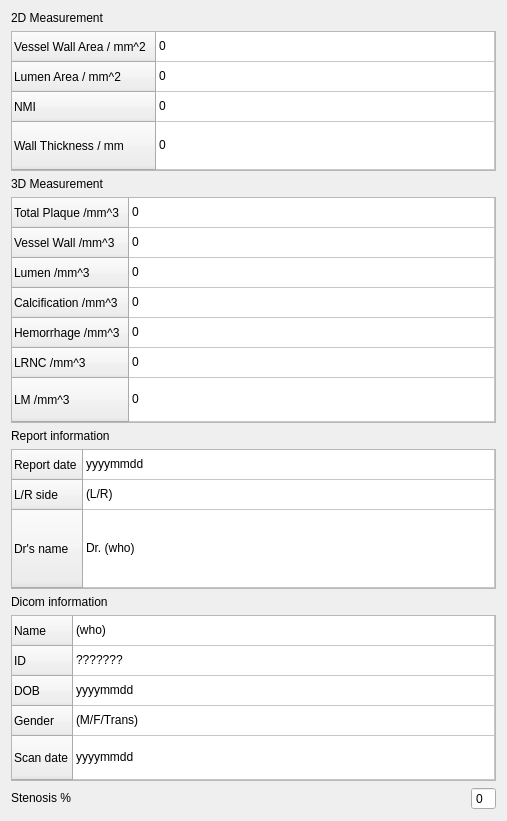
Before: the Qt Designer form codes/View/MeasurementWidget.ui in wuzhuobin/PlaqueQuant, drawn with Qt 5.
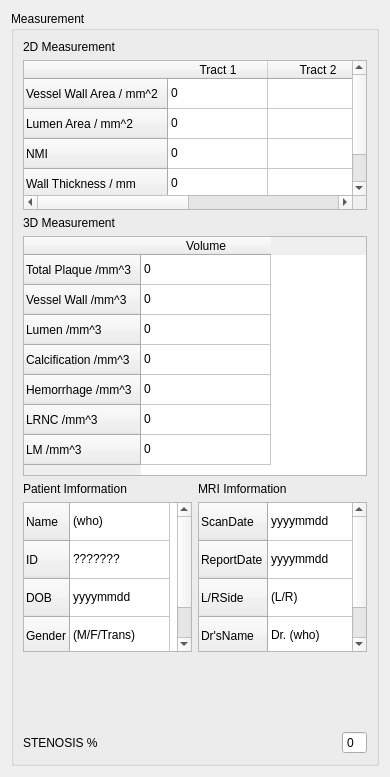
After: the same form once the commit is applied.

```diff
--- a/codes/View/MeasurementWidget.ui
+++ b/codes/View/MeasurementWidget.ui
@@ -6,19 +6,19 @@
    <rect>
     <x>0</x>
     <y>0</y>
-    <width>507</width>
-    <height>821</height>
+    <width>390</width>
+    <height>777</height>
    </rect>
   </property>
   <property name="sizePolicy">
-   <sizepolicy hsizetype="Preferred" vsizetype="Preferred">
+   <sizepolicy hsizetype="Minimum" vsizetype="Expanding">
     <horstretch>0</horstretch>
     <verstretch>0</verstretch>
    </sizepolicy>
   </property>
   <property name="minimumSize">
    <size>
-    <width>0</width>
+    <width>390</width>
     <height>0</height>
    </size>
   </property>
@@ -27,9 +27,21 @@
   </property>
   <layout class="QVBoxLayout" name="verticalLayout">
    <item>
+    <widget class="QGroupBox" name="groupBox_4">
+     <property name="sizePolicy">
+      <sizepolicy hsizetype="Preferred" vsizetype="Expanding">
+       <horstretch>0</horstretch>
+       <verstretch>0</verstretch>
+      </sizepolicy>
+     </property>
+     <property name="title">
+      <string>Measurement</string>
+     </property>
+     <layout class="QVBoxLayout" name="verticalLayout_2">
+      <item>
     <widget class="QLabel" name="label_2">
      <property name="sizePolicy">
-      <sizepolicy hsizetype="Fixed" vsizetype="Fixed">
+         <sizepolicy hsizetype="Preferred" vsizetype="Minimum">
        <horstretch>0</horstretch>
        <verstretch>0</verstretch>
       </sizepolicy>
@@ -42,7 +54,7 @@
    <item>
     <widget class="QTableWidget" name="measurement2DTableWidget">
      <property name="sizePolicy">
-      <sizepolicy hsizetype="Preferred" vsizetype="Preferred">
+         <sizepolicy hsizetype="Expanding" vsizetype="Minimum">
        <horstretch>0</horstretch>
        <verstretch>0</verstretch>
       </sizepolicy>
@@ -50,13 +62,13 @@
      <property name="minimumSize">
       <size>
        <width>0</width>
-       <height>0</height>
+          <height>150</height>
       </size>
      </property>
      <property name="maximumSize">
       <size>
        <width>16777215</width>
-       <height>16777215</height>
+          <height>150</height>
       </size>
      </property>
      <property name="font">
@@ -64,8 +76,8 @@
        <family>Arial</family>
       </font>
      </property>
-     <property name="sizeAdjustPolicy">
-      <enum>QAbstractScrollArea::AdjustToContents</enum>
+        <property name="autoScroll">
+         <bool>true</bool>
      </property>
      <property name="editTriggers">
       <set>QAbstractItemView::AllEditTriggers</set>
@@ -82,21 +94,21 @@
      <property name="cornerButtonEnabled">
       <bool>true</bool>
      </property>
-     <attribute name="horizontalHeaderVisible">
-      <bool>false</bool>
-     </attribute>
      <attribute name="horizontalHeaderCascadingSectionResizes">
       <bool>false</bool>
      </attribute>
-     <attribute name="horizontalHeaderStretchLastSection">
+        <attribute name="horizontalHeaderDefaultSectionSize">
+         <number>100</number>
+        </attribute>
+        <attribute name="horizontalHeaderHighlightSections">
       <bool>true</bool>
      </attribute>
+        <attribute name="horizontalHeaderShowSortIndicator" stdset="0">
+         <bool>false</bool>
+        </attribute>
      <attribute name="verticalHeaderCascadingSectionResizes">
       <bool>false</bool>
      </attribute>
-     <attribute name="verticalHeaderStretchLastSection">
-      <bool>true</bool>
-     </attribute>
      <row>
       <property name="text">
        <string>Vessel Wall Area / mm^2</string>
@@ -122,6 +134,11 @@
        <string>Tract 1</string>
       </property>
      </column>
+        <column>
+         <property name="text">
+          <string>Tract 2</string>
+         </property>
+        </column>
      <item row="0" column="0">
       <property name="text">
        <string>0</string>
@@ -130,6 +147,14 @@
        <set>ItemIsSelectable|ItemIsEditable|ItemIsDragEnabled|ItemIsUserCheckable|ItemIsEnabled</set>
       </property>
      </item>
+        <item row="0" column="1">
+         <property name="text">
+          <string/>
+         </property>
+         <property name="flags">
+          <set>ItemIsSelectable|ItemIsEditable|ItemIsDragEnabled|ItemIsUserCheckable|ItemIsEnabled</set>
+         </property>
+        </item>
      <item row="1" column="0">
       <property name="text">
        <string>0</string>
@@ -138,6 +163,14 @@
        <set>ItemIsSelectable|ItemIsEditable|ItemIsDragEnabled|ItemIsUserCheckable|ItemIsEnabled</set>
       </property>
      </item>
+        <item row="1" column="1">
+         <property name="text">
+          <string/>
+         </property>
+         <property name="flags">
+          <set>ItemIsSelectable|ItemIsEditable|ItemIsDragEnabled|ItemIsUserCheckable|ItemIsEnabled</set>
+         </property>
+        </item>
      <item row="2" column="0">
       <property name="text">
        <string>0</string>
@@ -146,6 +179,14 @@
        <set>ItemIsSelectable|ItemIsEditable|ItemIsDragEnabled|ItemIsUserCheckable|ItemIsEnabled</set>
       </property>
      </item>
+        <item row="2" column="1">
+         <property name="text">
+          <string/>
+         </property>
+         <property name="flags">
+          <set>ItemIsSelectable|ItemIsEditable|ItemIsDragEnabled|ItemIsUserCheckable|ItemIsEnabled</set>
+         </property>
+        </item>
      <item row="3" column="0">
       <property name="text">
        <string>0</string>
@@ -154,12 +195,20 @@
        <set>ItemIsSelectable|ItemIsEditable|ItemIsDragEnabled|ItemIsUserCheckable|ItemIsEnabled</set>
       </property>
      </item>
+        <item row="3" column="1">
+         <property name="text">
+          <string/>
+         </property>
+         <property name="flags">
+          <set>ItemIsSelectable|ItemIsEditable|ItemIsDragEnabled|ItemIsUserCheckable|ItemIsEnabled</set>
+         </property>
+        </item>
     </widget>
    </item>
    <item>
     <widget class="QLabel" name="label_3">
      <property name="sizePolicy">
-      <sizepolicy hsizetype="Fixed" vsizetype="Fixed">
+         <sizepolicy hsizetype="Preferred" vsizetype="Minimum">
        <horstretch>0</horstretch>
        <verstretch>0</verstretch>
       </sizepolicy>
@@ -172,7 +221,7 @@
    <item>
     <widget class="QTableWidget" name="measurement3DTableWidget">
      <property name="sizePolicy">
-      <sizepolicy hsizetype="Preferred" vsizetype="Preferred">
+         <sizepolicy hsizetype="Preferred" vsizetype="Minimum">
        <horstretch>0</horstretch>
        <verstretch>0</verstretch>
       </sizepolicy>
@@ -180,29 +229,14 @@
      <property name="minimumSize">
       <size>
        <width>0</width>
-       <height>0</height>
-      </size>
-     </property>
-     <property name="sizeAdjustPolicy">
-      <enum>QAbstractScrollArea::AdjustToContents</enum>
-     </property>
+          <height>240</height>
+         </size>
+        </property>
      <property name="editTriggers">
       <set>QAbstractItemView::AllEditTriggers</set>
      </property>
-     <attribute name="horizontalHeaderVisible">
-      <bool>false</bool>
-     </attribute>
-     <attribute name="horizontalHeaderCascadingSectionResizes">
-      <bool>false</bool>
-     </attribute>
-     <attribute name="horizontalHeaderStretchLastSection">
-      <bool>true</bool>
-     </attribute>
-     <attribute name="verticalHeaderCascadingSectionResizes">
-      <bool>false</bool>
-     </attribute>
-     <attribute name="verticalHeaderStretchLastSection">
-      <bool>true</bool>
+        <attribute name="horizontalHeaderDefaultSectionSize">
+         <number>130</number>
      </attribute>
      <row>
       <property name="text">
@@ -282,107 +316,28 @@
     </widget>
    </item>
    <item>
-    <widget class="QLabel" name="label_5">
-     <property name="sizePolicy">
-      <sizepolicy hsizetype="Fixed" vsizetype="Fixed">
-       <horstretch>0</horstretch>
-       <verstretch>0</verstretch>
-      </sizepolicy>
-     </property>
-     <property name="text">
-      <string>Report information</string>
-     </property>
-    </widget>
-   </item>
-   <item>
-    <widget class="QTableWidget" name="tableWidgetReport">
-     <property name="sizePolicy">
-      <sizepolicy hsizetype="Preferred" vsizetype="Preferred">
-       <horstretch>0</horstretch>
-       <verstretch>0</verstretch>
-      </sizepolicy>
-     </property>
-     <property name="minimumSize">
-      <size>
-       <width>0</width>
-       <height>0</height>
-      </size>
-     </property>
-     <property name="sizeAdjustPolicy">
-      <enum>QAbstractScrollArea::AdjustToContents</enum>
-     </property>
-     <property name="editTriggers">
-      <set>QAbstractItemView::AllEditTriggers</set>
-     </property>
-     <attribute name="horizontalHeaderVisible">
-      <bool>false</bool>
-     </attribute>
-     <attribute name="horizontalHeaderCascadingSectionResizes">
-      <bool>false</bool>
-     </attribute>
-     <attribute name="horizontalHeaderStretchLastSection">
-      <bool>true</bool>
-     </attribute>
-     <attribute name="verticalHeaderCascadingSectionResizes">
-      <bool>false</bool>
-     </attribute>
-     <attribute name="verticalHeaderStretchLastSection">
-      <bool>true</bool>
-     </attribute>
-     <row>
-      <property name="text">
-       <string>Report date</string>
-      </property>
-     </row>
-     <row>
-      <property name="text">
-       <string>L/R side</string>
-      </property>
-     </row>
-     <row>
-      <property name="text">
-       <string>Dr's name</string>
-      </property>
-     </row>
-     <column>
-      <property name="text">
-       <string>Data</string>
-      </property>
-     </column>
+       <layout class="QGridLayout" name="gridLayout">
+        <property name="sizeConstraint">
+         <enum>QLayout::SetMinimumSize</enum>
+        </property>
      <item row="0" column="0">
-      <property name="text">
-       <string>yyyymmdd</string>
-      </property>
-     </item>
-     <item row="1" column="0">
-      <property name="text">
-       <string>(L/R)</string>
-      </property>
-     </item>
-     <item row="2" column="0">
-      <property name="text">
-       <string>Dr. (who)</string>
-      </property>
-     </item>
-    </widget>
-   </item>
-   <item>
     <widget class="QLabel" name="label">
-     <property name="sizePolicy">
-      <sizepolicy hsizetype="Fixed" vsizetype="Fixed">
-       <horstretch>0</horstretch>
-       <verstretch>0</verstretch>
-      </sizepolicy>
-     </property>
+          <property name="text">
+           <string>Patient Imformation</string>
+          </property>
+         </widget>
+        </item>
+        <item row="0" column="1">
+         <widget class="QLabel" name="label_5">
      <property name="text">
-      <string>Dicom information</string>
+           <string>MRI Imformation</string>
      </property>
     </widget>
    </item>
-   <item>
-    <widget class="QTableWidget" name="tableWidgetDicom">
+        <item row="1" column="0">
+         <widget class="QTableWidget" name="patientTableWidget">
      <property name="sizePolicy">
-      <sizepolicy hsizetype="Preferred" vsizetype="Preferred">
+           <sizepolicy hsizetype="Preferred" vsizetype="Minimum">
        <horstretch>0</horstretch>
        <verstretch>0</verstretch>
       </sizepolicy>
@@ -390,29 +345,17 @@
      <property name="minimumSize">
       <size>
        <width>0</width>
-       <height>0</height>
-      </size>
-     </property>
-     <property name="sizeAdjustPolicy">
-      <enum>QAbstractScrollArea::AdjustToContents</enum>
-     </property>
+            <height>150</height>
+           </size>
+          </property>
      <property name="editTriggers">
       <set>QAbstractItemView::AllEditTriggers</set>
      </property>
      <attribute name="horizontalHeaderVisible">
       <bool>false</bool>
      </attribute>
-     <attribute name="horizontalHeaderCascadingSectionResizes">
-      <bool>false</bool>
-     </attribute>
-     <attribute name="horizontalHeaderStretchLastSection">
-      <bool>true</bool>
-     </attribute>
-     <attribute name="verticalHeaderCascadingSectionResizes">
-      <bool>false</bool>
-     </attribute>
-     <attribute name="verticalHeaderStretchLastSection">
-      <bool>true</bool>
+          <attribute name="verticalHeaderDefaultSectionSize">
+           <number>38</number>
      </attribute>
      <row>
       <property name="text">
@@ -434,11 +377,6 @@
        <string>Gender</string>
       </property>
      </row>
-     <row>
-      <property name="text">
-       <string>Scan date</string>
-      </property>
-     </row>
      <column>
       <property name="text">
        <string>Data</string>
@@ -464,12 +402,98 @@
        <string>(M/F/Trans)</string>
       </property>
      </item>
-     <item row="4" column="0">
+         </widget>
+        </item>
+        <item row="1" column="1">
+         <widget class="QTableWidget" name="MRITableWidget">
+          <property name="sizePolicy">
+           <sizepolicy hsizetype="Preferred" vsizetype="Minimum">
+            <horstretch>0</horstretch>
+            <verstretch>0</verstretch>
+           </sizepolicy>
+          </property>
+          <property name="minimumSize">
+           <size>
+            <width>0</width>
+            <height>150</height>
+           </size>
+          </property>
+          <property name="editTriggers">
+           <set>QAbstractItemView::AllEditTriggers</set>
+          </property>
+          <attribute name="horizontalHeaderVisible">
+           <bool>false</bool>
+          </attribute>
+          <attribute name="horizontalHeaderMinimumSectionSize">
+           <number>25</number>
+          </attribute>
+          <attribute name="verticalHeaderDefaultSectionSize">
+           <number>38</number>
+          </attribute>
+          <attribute name="verticalHeaderMinimumSectionSize">
+           <number>20</number>
+          </attribute>
+          <row>
       <property name="text">
+            <string>ScanDate</string>
+           </property>
+          </row>
+          <row>
+           <property name="text">
+            <string>ReportDate</string>
+           </property>
+          </row>
+          <row>
+           <property name="text">
+            <string>L/RSide</string>
+           </property>
+          </row>
+          <row>
+           <property name="text">
+            <string>Dr'sName</string>
+           </property>
+          </row>
+          <column>
+           <property name="text">
+            <string>Data</string>
+           </property>
+          </column>
+          <item row="0" column="0">
+           <property name="text">
        <string>yyyymmdd</string>
       </property>
      </item>
-    </widget>
+          <item row="1" column="0">
+           <property name="text">
+            <string>yyyymmdd</string>
+           </property>
+          </item>
+          <item row="2" column="0">
+           <property name="text">
+            <string>(L/R)</string>
+           </property>
+          </item>
+          <item row="3" column="0">
+           <property name="text">
+            <string>Dr. (who)</string>
+           </property>
+          </item>
+         </widget>
+        </item>
+       </layout>
+      </item>
+      <item>
+       <spacer name="verticalSpacer">
+        <property name="orientation">
+         <enum>Qt::Vertical</enum>
+        </property>
+        <property name="sizeHint" stdset="0">
+         <size>
+          <width>20</width>
+          <height>161</height>
+         </size>
+        </property>
+       </spacer>
    </item>
    <item>
     <layout class="QHBoxLayout" name="horizontalLayout_2">
@@ -478,14 +502,8 @@
      </property>
      <item>
       <widget class="QLabel" name="label_4">
-       <property name="sizePolicy">
-        <sizepolicy hsizetype="Fixed" vsizetype="Fixed">
-         <horstretch>0</horstretch>
-         <verstretch>0</verstretch>
-        </sizepolicy>
-       </property>
        <property name="text">
-        <string>Stenosis %</string>
+           <string>STENOSIS %</string>
        </property>
       </widget>
      </item>
@@ -510,6 +528,14 @@
       </widget>
      </item>
     </layout>
+      </item>
+     </layout>
+     <zorder>label_2</zorder>
+     <zorder>measurement2DTableWidget</zorder>
+     <zorder>label_3</zorder>
+     <zorder>measurement3DTableWidget</zorder>
+     <zorder>verticalSpacer</zorder>
+    </widget>
    </item>
   </layout>
  </widget>
```
Left out of the diff: 3 changed lines with no effect on the pictures. Lines whose indentation alone changed are shown as unchanged.
